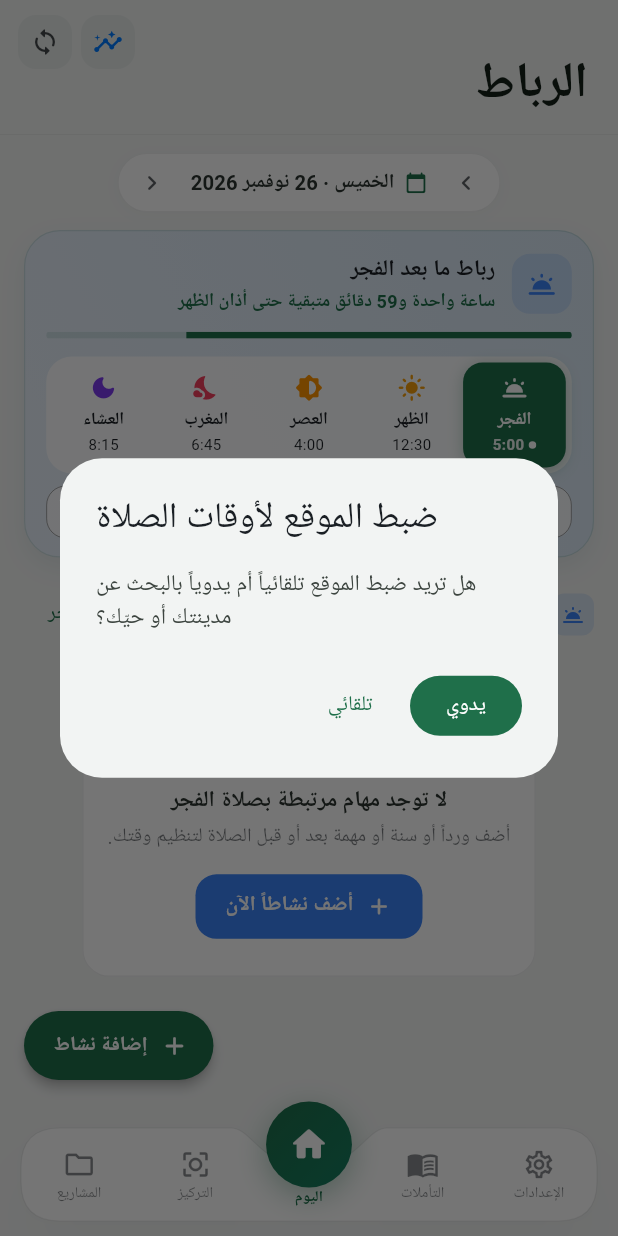
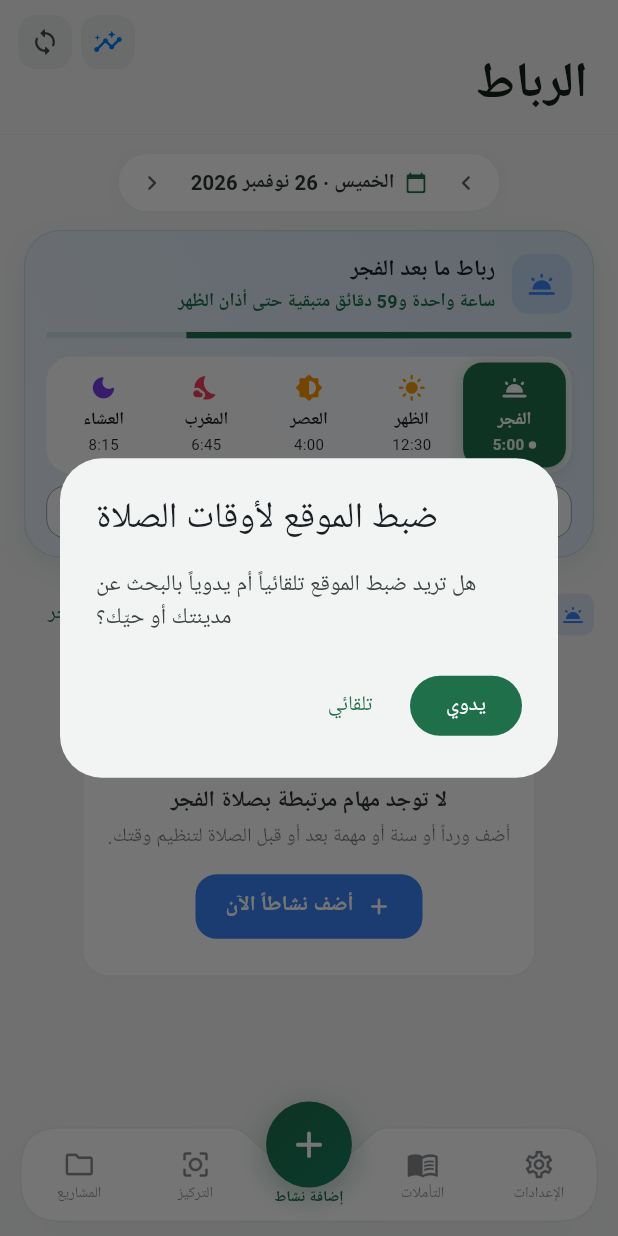
Before and after one commit to mostafaYasserDev/Al-Ribat, a Flutter app: the AppShell screen opened directly, on a phone screen of 412 x 824 dp. Run offline on Flutter 3.47's test engine with Material 3 defaults, Android fonts, the phone set to English and light mode, and no system bars; our stand-ins replace adhan, cloud_firestore, confetti, file_picker, firebase_auth, firebase_core and 14 more; missing offline and left inert: flutter_foreground_task, home_widget; accounts and stored records are empty; Roboto replaces fonts that are missing (Tajawal); statements that could not run were skipped.

Commit message:
feat(ui): morph center nav orb into Add Activity on Home tab

```diff
--- a/lib/features/home/presentation/home_screen.dart
+++ b/lib/features/home/presentation/home_screen.dart
@@ -25,14 +25,31 @@ class HomeScreen extends ConsumerStatefulWidget {
   const HomeScreen({super.key});
 
   @override
-  ConsumerState<HomeScreen> createState() => _HomeScreenState();
+  ConsumerState<HomeScreen> createState() => HomeScreenState();
 }
 
-class _HomeScreenState extends ConsumerState<HomeScreen>
+class HomeScreenState extends ConsumerState<HomeScreen>
     with WidgetsBindingObserver {
   Timer? _uiTicker;
   PrayerPhase? _selectedPhase;
   double _syncTurns = 0.0;
+
+  /// Opens the Add Activity sheet from the center dock orb in [AppShell].
+  void openAddActivityFromShell({
+    BuildContext? sourceContext,
+    Color? sourceColor,
+    double sourceRadius = 27,
+  }) {
+    if (!mounted) return;
+    final dayState = ref.read(dayStateProvider);
+    final activePhase = _selectedPhase ?? dayState.currentPrayerPhase;
+    _showAddActivitySheet(
+      initialPhase: activePhase,
+      sourceContext: sourceContext,
+      sourceColor: sourceColor,
+      sourceRadius: sourceRadius,
+    );
+  }
 
   @override
   void initState() {
@@ -139,33 +156,6 @@ class _HomeScreenState extends ConsumerState<HomeScreen>
     return Directionality(
       textDirection: TextDirection.rtl,
       child: Scaffold(
-        floatingActionButton: Builder(
-          builder: (fabCtx) => SizedBox(
-            height: 46,
-            child: FloatingActionButton.extended(
-              heroTag: 'home_fab',
-              elevation: 3,
-              highlightElevation: 6,
-              shape: const StadiumBorder(),
-              backgroundColor: theme.colorScheme.primary,
-              foregroundColor: Colors.white,
-              onPressed: () {
-                HapticFeedback.lightImpact();
-                _showAddActivitySheet(
-                  initialPhase: activePhase,
-                  sourceContext: fabCtx,
-                  sourceColor: theme.colorScheme.primary,
-                  sourceRadius: 23,
-                );
-              },
-              label: const Text(
-                'إضافة نشاط',
-                style: TextStyle(fontWeight: FontWeight.w700, fontSize: 13.5),
-              ),
-              icon: const Icon(Icons.add_rounded, size: 20),
-            ),
-          ),
-        ),
         body: scheduleAsync.when(
           skipLoadingOnReload: true,
           loading: () {
--- a/lib/presentation/shell/app_shell.dart
+++ b/lib/presentation/shell/app_shell.dart
@@ -34,13 +34,14 @@ class AppShell extends ConsumerStatefulWidget {
 class _AppShellState extends ConsumerState<AppShell>
     with WidgetsBindingObserver {
   int _index = 2;
+  final GlobalKey<HomeScreenState> _homeKey = GlobalKey<HomeScreenState>();
 
-  static const _screens = [
-    ProjectsScreen(),
-    FocusSessionsScreen(),
-    HomeScreen(),
-    ReflectionHistoryScreen(),
-    SettingsScreen(),
+  late final List<Widget> _screens = [
+    const ProjectsScreen(),
+    const FocusSessionsScreen(),
+    HomeScreen(key: _homeKey),
+    const ReflectionHistoryScreen(),
+    const SettingsScreen(),
   ];
 
   @override
@@ -89,6 +90,14 @@ class _AppShellState extends ConsumerState<AppShell>
                 setState(() => _index = value);
               }
             },
+            onCenterAddTap: (orbContext) {
+              HapticFeedback.lightImpact();
+              _homeKey.currentState?.openAddActivityFromShell(
+                sourceContext: orbContext,
+                sourceColor: Theme.of(context).colorScheme.primary,
+                sourceRadius: 27,
+              );
+            },
           ),
         ],
       ),
@@ -112,10 +121,12 @@ class _FloatingNotchedNavBar extends StatelessWidget {
   const _FloatingNotchedNavBar({
     required this.selectedIndex,
     required this.onSelect,
+    required this.onCenterAddTap,
   });
 
   final int selectedIndex;
   final ValueChanged<int> onSelect;
+  final void Function(BuildContext orbContext) onCenterAddTap;
 
   static const _items = [
     _NavTabItem(
@@ -224,12 +235,14 @@ class _FloatingNotchedNavBar extends StatelessWidget {
                 ),
               ),
 
-              // Elevated Center Home Orb ("اليوم")
+              // Elevated Center Orb: "إضافة نشاط" when on Home, "اليوم" otherwise
               Positioned(
                 top: 0,
-                child: GestureDetector(
+                child: Builder(
+                  builder: (orbCtx) => GestureDetector(
                     behavior: HitTestBehavior.opaque,
-                  onTap: () => onSelect(2),
+                    onTap: () =>
+                        isHomeSelected ? onCenterAddTap(orbCtx) : onSelect(2),
                     child: Column(
                       mainAxisSize: MainAxisSize.min,
                       children: [
@@ -276,20 +289,39 @@ class _FloatingNotchedNavBar extends StatelessWidget {
                                 ),
                               ],
                             ),
+                            child: AnimatedSwitcher(
+                              duration: const Duration(milliseconds: 220),
+                              switchInCurve: Curves.easeOutBack,
+                              switchOutCurve: Curves.easeIn,
+                              transitionBuilder: (child, animation) =>
+                                  FadeTransition(
+                                opacity: animation,
+                                child: ScaleTransition(
+                                  scale: animation,
+                                  child: child,
+                                ),
+                              ),
                               child: Icon(
                                 isHomeSelected
-                                ? _items[2].selectedIcon
+                                    ? Icons.add_rounded
                                     : _items[2].icon,
-                            size: 26,
+                                key: ValueKey(isHomeSelected ? 'add' : 'home'),
+                                size: isHomeSelected ? 28 : 26,
                                 color: isHomeSelected
                                     ? Colors.white
-                                : colorScheme.onSurface.withValues(alpha: 0.72),
+                                    : colorScheme.onSurface
+                                        .withValues(alpha: 0.72),
+                              ),
                             ),
                           ),
                         ),
                         const SizedBox(height: 3),
-                      Text(
-                        _items[2].label,
+                        AnimatedSwitcher(
+                          duration: const Duration(milliseconds: 180),
+                          child: Text(
+                            isHomeSelected ? 'إضافة نشاط' : _items[2].label,
+                            key: ValueKey(
+                                isHomeSelected ? 'add_lbl' : 'home_lbl'),
                             style: TextStyle(
                               fontSize: 10,
                               fontWeight: isHomeSelected
@@ -301,7 +333,9 @@ class _FloatingNotchedNavBar extends StatelessWidget {
                               height: 1.1,
                             ),
                           ),
+                        ),
                       ],
+                    ),
                   ),
                 ),
               ),
```
Also changed, not shown: 2 other files. Lines whose indentation alone changed are shown as unchanged.
